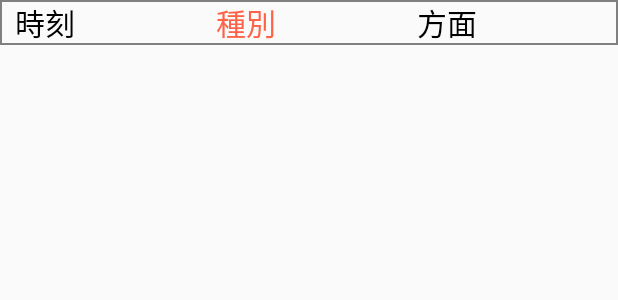
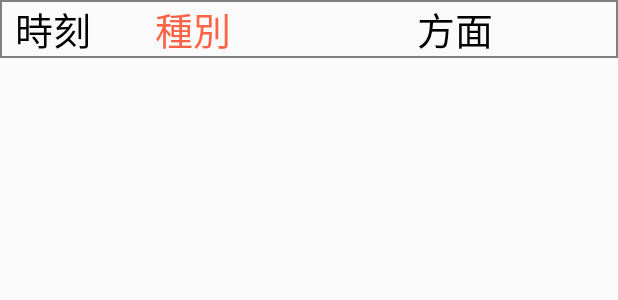
Before and after one commit to natsuyasai/TrainTimer, an Android app: the layout list_item_route_info.xml on its own in the app's theme, with its tools: preview values and no code run, on a phone screen of 412 x 824 dp. Shown: the top 300 px of the screen. Run offline under Robolectric (Android 15) with nearby library versions, the phone set to English and light mode, and no system bars.

Commit message:
時刻表示サイズ調整

```diff
--- a/Project/app/src/main/res/layout/fragment_route_info.xml
+++ b/Project/app/src/main/res/layout/fragment_route_info.xml
@@ -31,8 +31,8 @@
             android:layout_width="match_parent"
             android:layout_height="0dp"
             android:gravity="center|end"
-            android:textSize="30dp"
-            android:layout_marginRight="10dp"
+            android:textSize="50sp"
+            android:layout_marginEnd="10dp"
             android:textColor="@color/textDark"
             app:layout_constraintHeight_percent="0.1"
             app:layout_constraintTop_toBottomOf="@id/route_info_title"
--- a/Project/app/src/main/res/layout/list_item_route_info.xml
+++ b/Project/app/src/main/res/layout/list_item_route_info.xml
@@ -25,8 +25,8 @@
             android:layout_gravity="left"
             android:gravity="left"
             android:textColor="@color/textDark"
-            android:textSize="20sp"
-            app:layout_constraintWidth_percent="0.3"
+            android:textSize="25sp"
+            app:layout_constraintWidth_percent="0.2"
             app:departureTime="@{routeDetails}"
             app:layout_constraintStart_toStartOf="parent"
             app:layout_constraintEnd_toStartOf="@id/train_type"
@@ -40,9 +40,9 @@
             android:layout_height="wrap_content"
             android:layout_gravity="left"
             android:gravity="left"
-            android:textSize="20sp"
+            android:textSize="25sp"
             android:textColor="@color/textRed"
-            app:layout_constraintWidth_percent="0.3"
+            app:layout_constraintWidth_percent="0.4"
             app:trainType="@{routeDetails}"
             app:layout_constraintStart_toEndOf="@id/departure_time"
             app:layout_constraintEnd_toStartOf="@id/destination_name"
@@ -56,7 +56,7 @@
             android:layout_height="wrap_content"
             android:layout_gravity="left"
             android:gravity="left"
-            android:textSize="20sp"
+            android:textSize="25sp"
             android:textColor="@color/textDark"
             app:layout_constraintWidth_percent="0.3"
             app:destination="@{routeDetails}"
```
